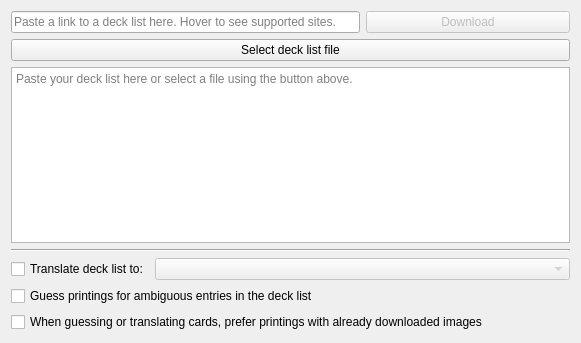
The window that mtg_proxy_printer/resources/ui/deck_import_wizard/load_list_page.ui (luziferius/MTGProxyPrinter) describes before a commit, drawn with Qt 5.
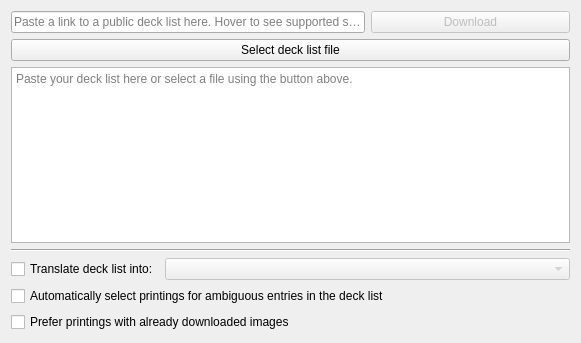
The same window after the commit. Icons and pictures are not drawn.

Commit message:
Reworded some UI text regarding print guessing, which is replaced with "print selection". Add a few input method hint flags to text fields, where appropriate.
FossilOrigin-Name: a59215f0b1d61cc77c109a2667bf8589863510544ab82a50cc3c13b46d83a7cd

```diff
--- a/mtg_proxy_printer/resources/ui/deck_import_wizard/load_list_page.ui
+++ b/mtg_proxy_printer/resources/ui/deck_import_wizard/load_list_page.ui
@@ -29,14 +29,14 @@
       </sizepolicy>
      </property>
      <property name="text">
-      <string>Translate deck list to:</string>
+      <string>Translate deck list into:</string>
      </property>
     </widget>
    </item>
    <item row="0" column="0" colspan="2">
     <widget class="QLineEdit" name="deck_list_download_url_line_edit">
      <property name="placeholderText">
-      <string>Paste a link to a deck list here. Hover to see supported sites.</string>
+      <string>Paste a link to a public deck list here. Hover to see supported sites.</string>
      </property>
     </widget>
    </item>
@@ -101,7 +101,7 @@
 If unchecked, each ambiguous card is ignored and reported as unrecognized.</string>
      </property>
      <property name="text">
-      <string>Guess printings for ambiguous entries in the deck list</string>
+      <string>Automatically select printings for ambiguous entries in the deck list</string>
      </property>
     </widget>
    </item>
@@ -115,7 +115,7 @@
 Enabling this can potentially save disk space and download volume, based on the images already downloaded.</string>
      </property>
      <property name="text">
-      <string>When guessing or translating cards, prefer printings with already downloaded images</string>
+      <string>Prefer printings with already downloaded images</string>
      </property>
     </widget>
    </item>
```
Left out of the diff: 9 changed lines with no effect on the pictures. The commit also changes 7 other files.
